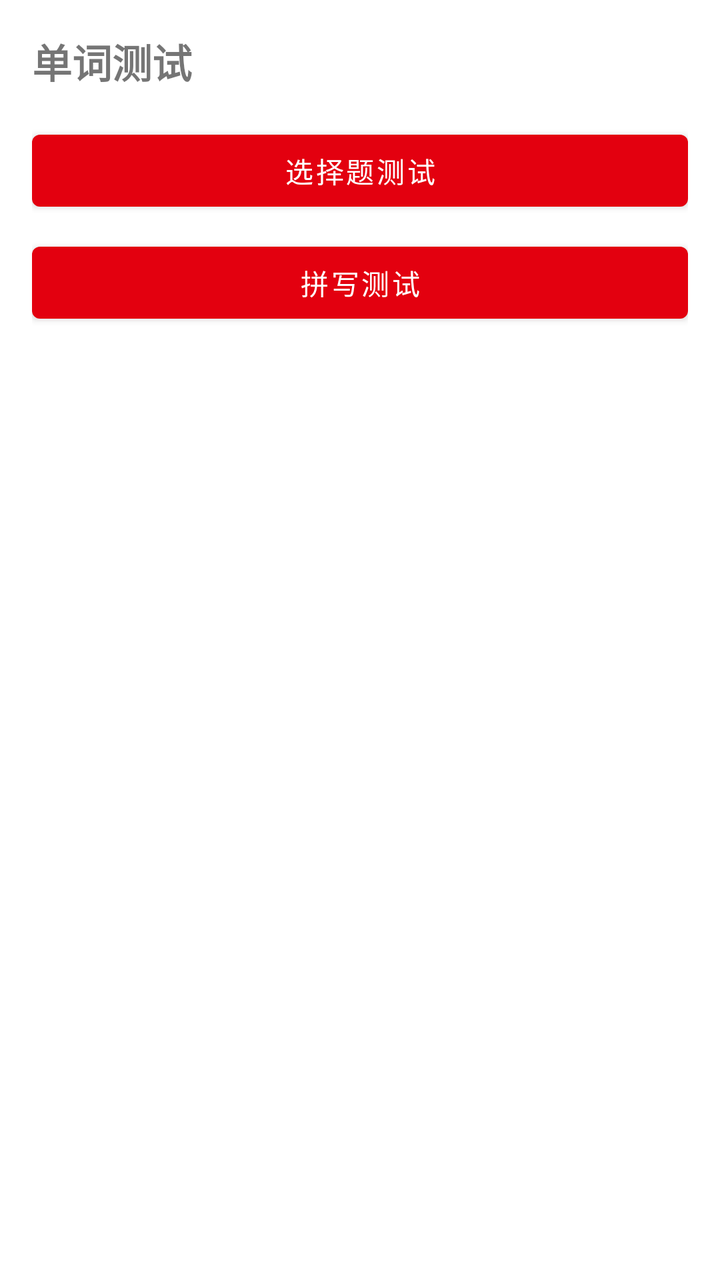
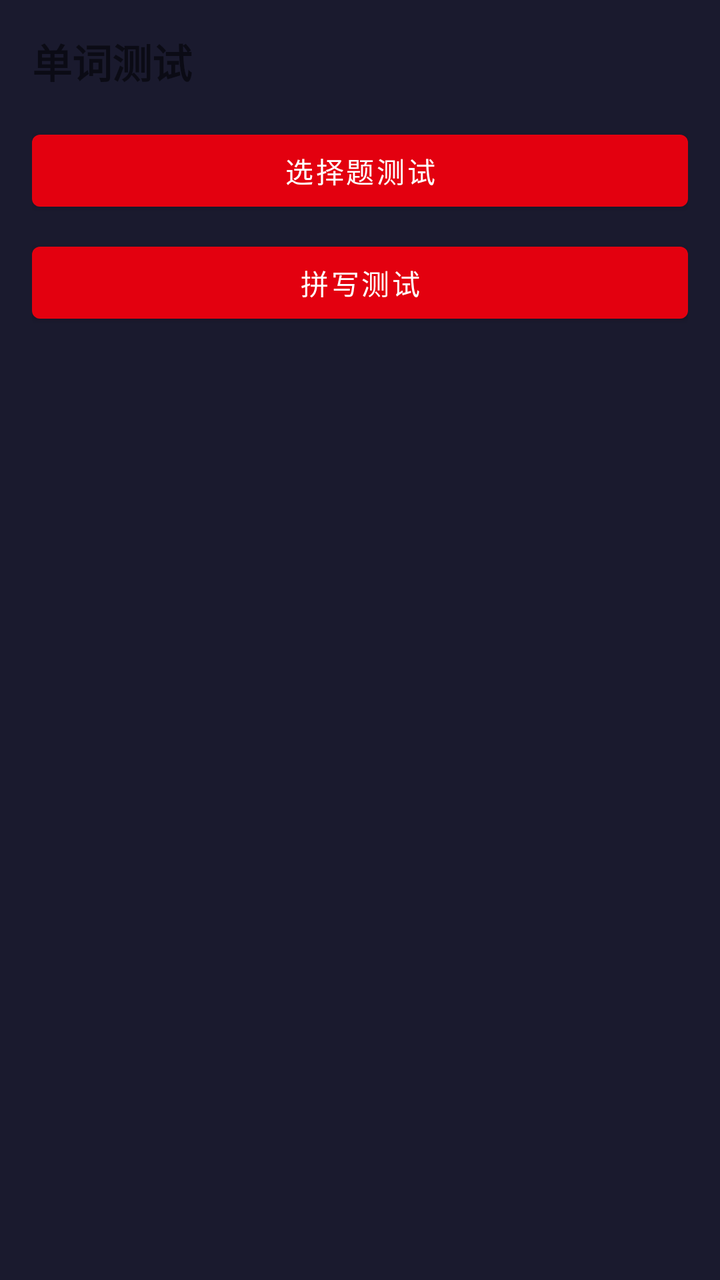

Screens rendered from an Android XML layout before and after an edit, with the pre-edit source and the edit as a unified diff.
<!-- AndroidManifest.xml: application theme Theme.LearnE -->
<!-- res/layout/fragment_test.xml -->
<?xml version="1.0" encoding="utf-8"?>
<androidx.constraintlayout.widget.ConstraintLayout
    xmlns:android="http://schemas.android.com/apk/res/android"
    xmlns:app="http://schemas.android.com/apk/res-auto"
    android:layout_width="match_parent"
    android:layout_height="match_parent"
    android:padding="16dp">

    <TextView
        android:id="@+id/tv_test_title"
        android:layout_width="wrap_content"
        android:layout_height="wrap_content"
        android:text="单词测试"
        android:textSize="20sp"
        android:textStyle="bold"
        app:layout_constraintTop_toTopOf="parent"
        app:layout_constraintLeft_toLeftOf="parent" />

    <Button
        android:id="@+id/btn_choice_test"
        android:layout_width="match_parent"
        android:layout_height="wrap_content"
        android:text="选择题测试"
        app:layout_constraintTop_toBottomOf="@id/tv_test_title"
        android:layout_marginTop="16dp" />

    <Button
        android:id="@+id/btn_spell_test"
        android:layout_width="match_parent"
        android:layout_height="wrap_content"
        android:text="拼写测试"
        app:layout_constraintTop_toBottomOf="@id/btn_choice_test"
        android:layout_marginTop="8dp" />

</androidx.constraintlayout.widget.ConstraintLayout>
<!-- resources referenced by this layout -->
<resources>
  <style name="Theme.LearnE" parent="Theme.MaterialComponents.Light.NoActionBar">
          <item name="colorPrimary">@color/primary</item>
          <item name="colorPrimaryDark">@color/primary_dark</item>
          <item name="colorAccent">@color/accent</item>
      </style>
  <color name="primary">#E3000F</color>
  <color name="primary_dark">#B3000C</color>
  <color name="accent">#0039CB</color>
</resources>

<!-- the commit's change to res/layout/fragment_test.xml (unified diff, before → after) -->
@@ -4,6 +4,7 @@
     xmlns:app="http://schemas.android.com/apk/res-auto"
     android:layout_width="match_parent"
     android:layout_height="match_parent"
+    android:background="@color/mecha_hull"
     android:padding="16dp">
 
     <TextView
<!-- resource entries referenced after the edit -->
@@ -1,12 +1,17 @@
 <!-- resources referenced by this layout -->
 <resources>
+  <color name="mecha_hull">#1A1A2E</color>
   <style name="Theme.LearnE" parent="Theme.MaterialComponents.Light.NoActionBar">
-          <item name="colorPrimary">@color/primary</item>
-          <item name="colorPrimaryDark">@color/primary_dark</item>
-          <item name="colorAccent">@color/accent</item>
+          <item name="colorPrimary">@color/mecha_red</item>
+          <item name="colorPrimaryDark">@color/mecha_red_dark</item>
+          <item name="colorAccent">@color/mecha_gold</item>
+          <item name="android:windowBackground">@color/mecha_offwhite</item>
+          <item name="android:statusBarColor">@color/mecha_hull</item>
+          <item name="android:navigationBarColor">@color/mecha_hull</item>
       </style>
-  <color name="primary">#E3000F</color>
-  <color name="primary_dark">#B3000C</color>
-  <color name="accent">#0039CB</color>
+  <color name="mecha_red">#E3000F</color>
+  <color name="mecha_red_dark">#B3000C</color>
+  <color name="mecha_gold">#FFD700</color>
+  <color name="mecha_offwhite">#E8ECF0</color>
 </resources>
 
